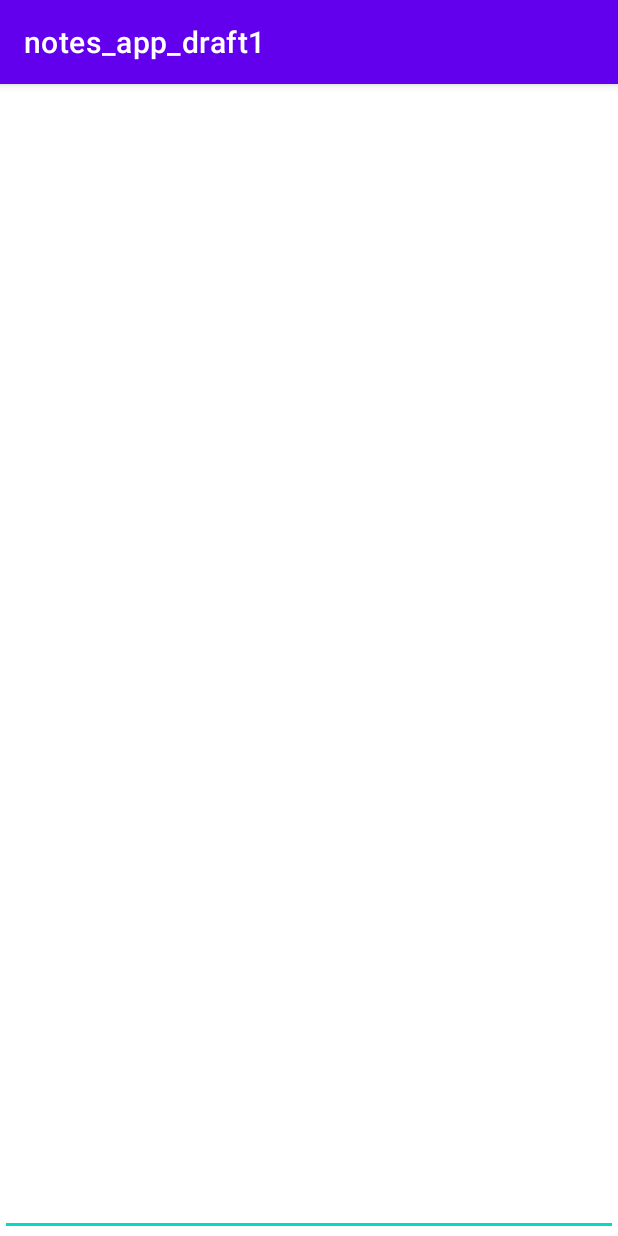
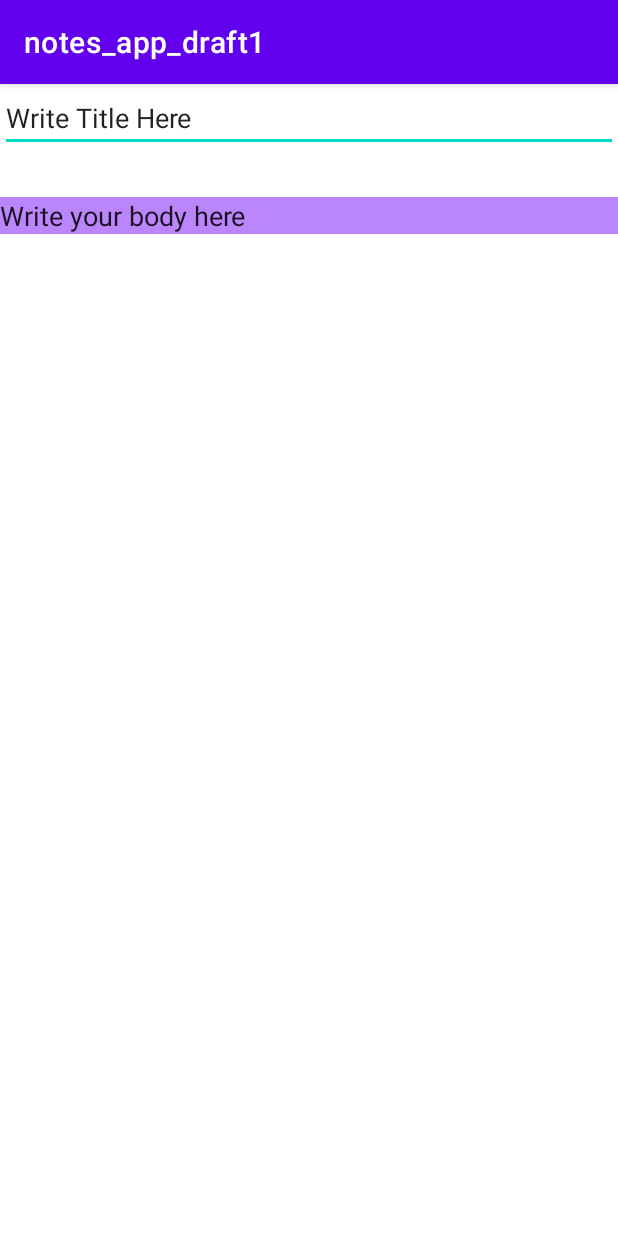
Before and after one commit to Just111n/medicine_note_draft1, an Android app: the screen it shows after launch (NoteEditorActivity), in the options menu, after a tap on "Add note", on a phone screen of 412 x 824 dp. Run offline under Robolectric (Android 15) with nearby library versions, the phone set to English and light mode, and no system bars.

Commit message:
Add note Title and Body

```diff
--- a/app/src/main/java/com/example/notes_app_draft1/MainActivity.java
+++ b/app/src/main/java/com/example/notes_app_draft1/MainActivity.java
@@ -24,6 +24,9 @@ public class MainActivity extends AppCompatActivity {
     static ArrayList<String> notes2 = new ArrayList<>();
     static ArrayList<Note> notes = new ArrayList<>();
     static ArrayAdapter arrayAdapter;
+
+    static NoteAdapter noteAdapter;
+
 
     // Creating options Menu
     @Override
@@ -66,26 +69,34 @@ public class MainActivity extends AppCompatActivity {
 
 
         // Store in phone local memory
-        SharedPreferences sharedPreferences = getApplicationContext().getSharedPreferences("com.example.notes", Context.MODE_PRIVATE);
-        HashSet<String> set = (HashSet<String>) sharedPreferences.getStringSet("notes", null);
+//        SharedPreferences sharedPreferences = getApplicationContext().getSharedPreferences("com.example.notes", Context.MODE_PRIVATE);
+//        HashSet<String> set = (HashSet<String>) sharedPreferences.getStringSet("notes", null);
 
         // TODO 1. CHANGE NOTES (INIT)
-        if (set == null) {
-
-            notes2.add("Testing This");
+//        if (set == null) {
+//
+////            notes2.add("Testing This");
+//            Note newNote = new Note("New Note Title", "New Note Body");
+//            notes.add(newNote);
+//
+//
+//        } else {
+//            notes2 = new ArrayList(set);
+//
+//
+//        }
+        notes = new ArrayList<>();
+        Note newNote = new Note("New Note Title", "New Note Body");
+        notes.add(newNote);
 
 
-        } else {
-            notes2 = new ArrayList(set);
+        // Using custom listView Provided by Android Studio
+//        arrayAdapter = new ArrayAdapter(this, android.R.layout.simple_expandable_list_item_1, notes2);
+        noteAdapter = new NoteAdapter(this,notes);
 
-        }
 
-        // Using custom listView Provided by Android Studio
-        arrayAdapter = new ArrayAdapter(this, android.R.layout.simple_expandable_list_item_1, notes2);
-        NoteAdapter adapter = new NoteAdapter(notes);
-
-        listView.setAdapter(arrayAdapter);
-//        listView.setAdapter(adapter);
+//        listView.setAdapter(arrayAdapter);
+        listView.setAdapter(noteAdapter);
 
         // Click on note to edit
         listView.setOnItemClickListener(new AdapterView.OnItemClickListener() {
@@ -115,11 +126,14 @@ public class MainActivity extends AppCompatActivity {
                             @Override
                             public void onClick(DialogInterface dialogInterface, int i) {
                                 // TODO 2. CHANGE NOTES (DELETE)
-                                notes2.remove(itemToDelete);
-                                arrayAdapter.notifyDataSetChanged();
-                                SharedPreferences sharedPreferences = getApplicationContext().getSharedPreferences("com.example.notes", Context.MODE_PRIVATE);
-                                HashSet<String> set = new HashSet(MainActivity.notes2);
-                                sharedPreferences.edit().putStringSet("notes", set).apply();
+//                                notes2.remove(itemToDelete);
+                                notes.remove(itemToDelete);
+//                                arrayAdapter.notifyDataSetChanged();
+                                noteAdapter.notifyDataSetChanged();
+                                // store data in local storage
+//                                SharedPreferences sharedPreferences = getApplicationContext().getSharedPreferences("com.example.notes", Context.MODE_PRIVATE);
+//                                HashSet<String> set = new HashSet(MainActivity.notes2);
+//                                sharedPreferences.edit().putStringSet("notes", set).apply();
                             }
                         }).setNegativeButton("No", null).show();
                 return true;
--- a/app/src/main/java/com/example/notes_app_draft1/NoteAdapter.java
+++ b/app/src/main/java/com/example/notes_app_draft1/NoteAdapter.java
@@ -11,7 +11,7 @@ import java.util.List;
 public class NoteAdapter extends BaseAdapter {
     private List<Note> notes;
 
-    public NoteAdapter(List<Note> notes) {
+    public NoteAdapter(MainActivity mainActivity, List<Note> notes) {
         this.notes = notes;
     }
 
--- a/app/src/main/java/com/example/notes_app_draft1/NoteEditorActivity.java
+++ b/app/src/main/java/com/example/notes_app_draft1/NoteEditorActivity.java
@@ -1,11 +1,13 @@
 package com.example.notes_app_draft1;
 
+import android.annotation.SuppressLint;
 import android.content.Context;
 import android.content.Intent;
 import android.content.SharedPreferences;
 import android.os.Bundle;
 import android.text.Editable;
 import android.text.TextWatcher;
+import android.util.Log;
 import android.widget.EditText;
 import androidx.appcompat.app.AppCompatActivity;
 
@@ -13,6 +15,9 @@ import java.util.HashSet;
 
 public class NoteEditorActivity extends AppCompatActivity {
     int noteId;
+    EditText editTextNoteTitle;
+    EditText editTextNoteBody;
+
 
 
 
@@ -21,7 +26,8 @@ public class NoteEditorActivity extends AppCompatActivity {
         super.onCreate(savedInstanceState);
         setContentView(R.layout.activity_note_editor);
 
-        EditText editText = findViewById(R.id.editText);
+        editTextNoteTitle = findViewById(R.id.editTextNoteTitle);
+        editTextNoteBody = findViewById(R.id.editTextNoteBody);
 
         // Fetch data that is passed from MainActivity
         Intent intent = getIntent();
@@ -31,16 +37,23 @@ public class NoteEditorActivity extends AppCompatActivity {
 
         // TODO 3. CHANGE NOTES (CREATE)
         if (noteId != -1) {
-            editText.setText(MainActivity.notes2.get(noteId));
+//            editText.setText(MainActivity.notes2.get(noteId));
+
+            editTextNoteTitle.setText(MainActivity.notes.get(noteId).getTitle());
+            editTextNoteBody.setText(MainActivity.notes.get(noteId).getBody());
         } else {
 
-            MainActivity.notes2.add("");
-            noteId = MainActivity.notes2.size() - 1;
-            MainActivity.arrayAdapter.notifyDataSetChanged();
+//            MainActivity.notes2.add("");
+//            noteId = MainActivity.notes2.size() - 1;
+//            MainActivity.arrayAdapter.notifyDataSetChanged();
+
+            MainActivity.notes.add(new Note("Write Title Here","created Notes"));
+            noteId = MainActivity.notes.size() -1;
+            MainActivity.noteAdapter.notifyDataSetChanged();
 
         }
 
-        editText.addTextChangedListener(new TextWatcher() {
+        editTextNoteTitle.addTextChangedListener(new TextWatcher() {
             @Override
             public void beforeTextChanged(CharSequence charSequence, int i, int i1, int i2) {
                 // add your code here
@@ -49,12 +62,51 @@ public class NoteEditorActivity extends AppCompatActivity {
             @Override
             public void onTextChanged(CharSequence charSequence, int i, int i1, int i2) {
                 // TODO 4. CHANGE NOTES (UPDATE)
-                MainActivity.notes2.set(noteId, String.valueOf(charSequence));
-                MainActivity.arrayAdapter.notifyDataSetChanged();
+//                MainActivity.notes2.set(noteId, String.valueOf(charSequence));
+//                MainActivity.arrayAdapter.notifyDataSetChanged();
+
+                Note noteUpdated = MainActivity.notes.get(noteId);
+                noteUpdated.setTitle(String.valueOf(charSequence));
+
+                MainActivity.notes.set(noteId,noteUpdated);
+                MainActivity.noteAdapter.notifyDataSetChanged();
+
+
                 // Creating Object of SharedPreferences to store data in the phone
-                SharedPreferences sharedPreferences = getApplicationContext().getSharedPreferences("com.example.notes", Context.MODE_PRIVATE);
-                HashSet<String> set = new HashSet(MainActivity.notes2);
-                sharedPreferences.edit().putStringSet("notes", set).apply();
+//                SharedPreferences sharedPreferences = getApplicationContext().getSharedPreferences("com.example.notes", Context.MODE_PRIVATE);
+//                HashSet<String> set = new HashSet(MainActivity.notes2);
+//                sharedPreferences.edit().putStringSet("notes", set).apply();
+            }
+
+            @Override
+            public void afterTextChanged(Editable editable) {
+                // add your code here
+            }
+        });
+
+        editTextNoteBody.addTextChangedListener(new TextWatcher() {
+            @Override
+            public void beforeTextChanged(CharSequence charSequence, int i, int i1, int i2) {
+                // add your code here
+            }
+
+            @Override
+            public void onTextChanged(CharSequence charSequence, int i, int i1, int i2) {
+                // TODO 4. CHANGE NOTES (UPDATE)
+//                MainActivity.notes2.set(noteId, String.valueOf(charSequence));
+//                MainActivity.arrayAdapter.notifyDataSetChanged();
+
+                Note noteUpdated = MainActivity.notes.get(noteId);
+                noteUpdated.setBody(String.valueOf(charSequence));
+
+                MainActivity.notes.set(noteId,noteUpdated);
+                MainActivity.noteAdapter.notifyDataSetChanged();
+
+
+                // Creating Object of SharedPreferences to store data in the phone
+//                SharedPreferences sharedPreferences = getApplicationContext().getSharedPreferences("com.example.notes", Context.MODE_PRIVATE);
+//                HashSet<String> set = new HashSet(MainActivity.notes2);
+//                sharedPreferences.edit().putStringSet("notes", set).apply();
             }
 
             @Override
--- a/app/src/main/res/layout/activity_note_editor.xml
+++ b/app/src/main/res/layout/activity_note_editor.xml
@@ -1,23 +1,30 @@
 <?xml version="1.0" encoding="utf-8"?>
-<androidx.constraintlayout.widget.ConstraintLayout
+<LinearLayout
     xmlns:android="http://schemas.android.com/apk/res/android"
     xmlns:app="http://schemas.android.com/apk/res-auto"
     xmlns:tools="http://schemas.android.com/tools"
     android:layout_width="match_parent"
     android:layout_height="match_parent"
-    tools:context=".NoteEditorActivity">
+    tools:context=".NoteEditorActivity"
+    android:orientation="vertical">
 
     <!--Adding Edit Text To add data to List View-->
     <EditText
-        android:id="@+id/editText"
-        android:layout_width="0dp"
-        android:layout_height="0dp"
+        android:id="@+id/editTextNoteTitle"
+        android:layout_width="match_parent"
+        android:layout_height="wrap_content"
         android:ems="10"
-        android:gravity="top|left"
         android:inputType="textMultiLine"
-        app:layout_constraintBottom_toBottomOf="parent"
-        app:layout_constraintEnd_toEndOf="parent"
-        app:layout_constraintStart_toStartOf="parent"
-        app:layout_constraintTop_toTopOf="parent" />
+        android:text="Write Title Here"
+        />
+    <EditText
+        android:layout_marginTop="30dp"
+        android:id="@+id/editTextNoteBody"
+        android:layout_width="match_parent"
+        android:layout_height="wrap_content"
+        android:ems="10"
+        android:inputType="textMultiLine"
+        android:text="Write your body here"
+        android:background="@color/purple_200"/>
 
-</androidx.constraintlayout.widget.ConstraintLayout>
+</LinearLayout>
```
